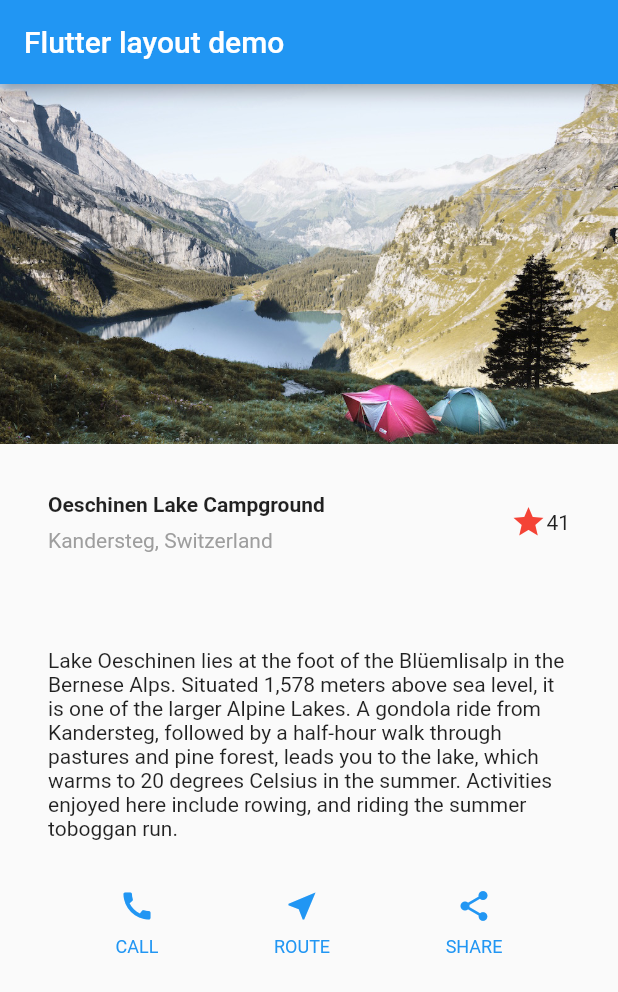
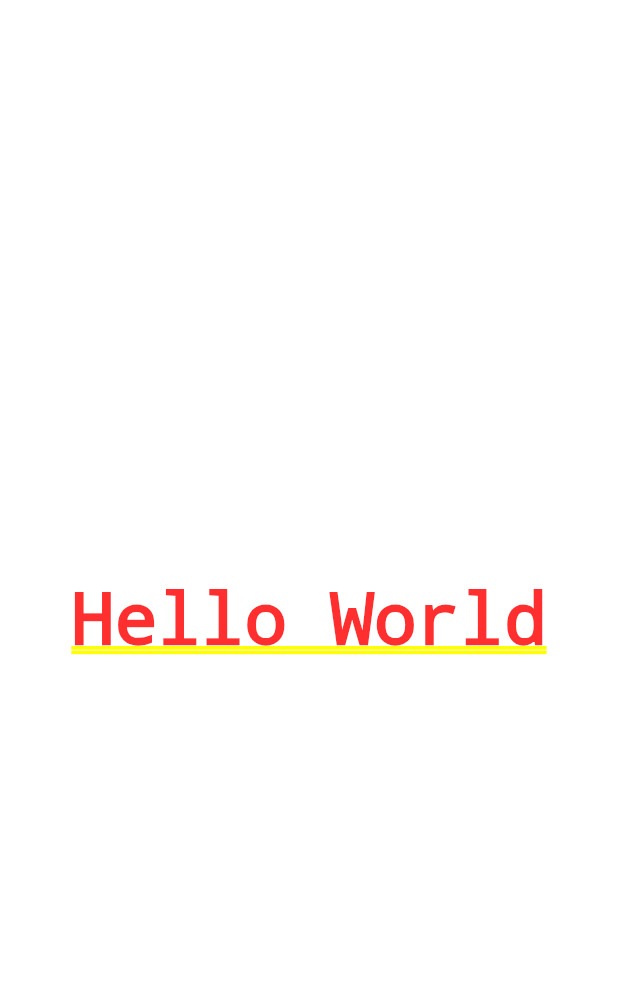
Before and after one commit to BU-Spark/tutorial-flutter-101, a Flutter app: the screen it shows after launch, on a phone screen of 412 x 824 dp. Shown: the top 992 px of the screen. Run offline on Flutter 3.47's test engine with Material 2 defaults, Android fonts, the phone set to English and light mode, and no system bars.

Commit message:
starting code

```diff
--- a/lib/camping_title_section.dart
+++ b/lib/camping_title_section.dart
@@ -7,42 +7,6 @@
 
   @override
   Widget build(BuildContext context) {
-    return Container(
-      padding: const EdgeInsets.all(32),
-      child: Row(
-        children: [
-          Expanded(
-            /*1*/
-            child: Column(
-              crossAxisAlignment: CrossAxisAlignment.start,
-              children: [
-                /*2*/
-                Container(
-                  padding: const EdgeInsets.only(bottom: 8),
-                  child: const Text(
-                    'Oeschinen Lake Campground',
-                    style: TextStyle(
-                      fontWeight: FontWeight.bold,
-                    ),
-                  ),
-                ),
-                Text(
-                  'Kandersteg, Switzerland',
-                  style: TextStyle(
-                    color: Colors.grey[500],
-                  ),
-                ),
-              ],
-            ),
-          ),
-          /*3*/
-          Icon(
-            Icons.star,
-            color: Colors.red[500],
-          ),
-          const Text('41'),
-        ],
-      ),
-    );
+    return Container();
   }
 }
--- a/lib/content_section.dart
+++ b/lib/content_section.dart
@@ -1,21 +1,10 @@
-import 'package:flutter/material.dart';
+// import 'package:flutter/material.dart';
 
-class ContentSection extends StatelessWidget {
-  const ContentSection({Key? key}) : super(key: key);
+// class ContentSection extends StatelessWidget {
+//   const ContentSection({Key? key}) : super(key: key);
 
-  @override
-  Widget build(BuildContext context) {
-    return const Padding(
-      padding: EdgeInsets.all(32),
-      child: Text(
-        'Lake Oeschinen lies at the foot of the Blüemlisalp in the Bernese '
-        'Alps. Situated 1,578 meters above sea level, it is one of the '
-        'larger Alpine Lakes. A gondola ride from Kandersteg, followed by a '
-        'half-hour walk through pastures and pine forest, leads you to the '
-        'lake, which warms to 20 degrees Celsius in the summer. Activities '
-        'enjoyed here include rowing, and riding the summer toboggan run.',
-        softWrap: true,
-      ),
-    );
-  }
-}
+//   @override
+//   Widget build(BuildContext context) {
+//     return
+//   }
+// }
--- a/lib/custom_button.dart
+++ b/lib/custom_button.dart
@@ -14,23 +14,6 @@
 
   @override
   Widget build(BuildContext context) {
-    return Column(
-      mainAxisSize: MainAxisSize.min,
-      mainAxisAlignment: MainAxisAlignment.center,
-      children: [
-        Icon(icon, color: color),
-        Container(
-          margin: const EdgeInsets.only(top: 8),
-          child: Text(
-            label,
-            style: TextStyle(
-              fontSize: 12,
-              fontWeight: FontWeight.w400,
-              color: color,
-            ),
-          ),
-        ),
-      ],
-    );
+    return Column();
   }
 }
--- a/lib/main.dart
+++ b/lib/main.dart
@@ -1,8 +1,5 @@
 import 'package:flutter/material.dart';
-import 'package:layout/content_section.dart';
 
-import 'camping_title_section.dart';
-import 'custom_button.dart';
 // Uncomment lines 7 and 10 to view the visual layout at runtime.
 // import 'package:flutter/rendering.dart' show debugPaintSizeEnabled;
 
@@ -16,35 +13,6 @@
 
   @override
   Widget build(BuildContext context) {
-    Color color = Theme.of(context).primaryColor;
-
-    return MaterialApp(
-      title: 'Flutter layout demo',
-      home: Scaffold(
-        appBar: AppBar(
-          title: const Text('Flutter layout demo'),
-        ),
-        body: ListView(
-          children: [
-            Image.asset(
-              'images/lake.jpg',
-              width: 600,
-              height: 240,
-              fit: BoxFit.cover,
-            ),
-            const CampingTitle(),
-            const ContentSection(),
-            Row(
-              mainAxisAlignment: MainAxisAlignment.spaceEvenly,
-              children: [
-                CustomButton(color: color, icon: Icons.call, label: 'CALL'),
-                CustomButton(color: color, icon: Icons.near_me, label: 'ROUTE'),
-                CustomButton(color: color, icon: Icons.share, label: 'SHARE'),
-              ],
-            ),
-          ],
-        ),
-      ),
-    );
+    return const MaterialApp(home: Center(child: Text('Hello World')));
   }
 }
```
